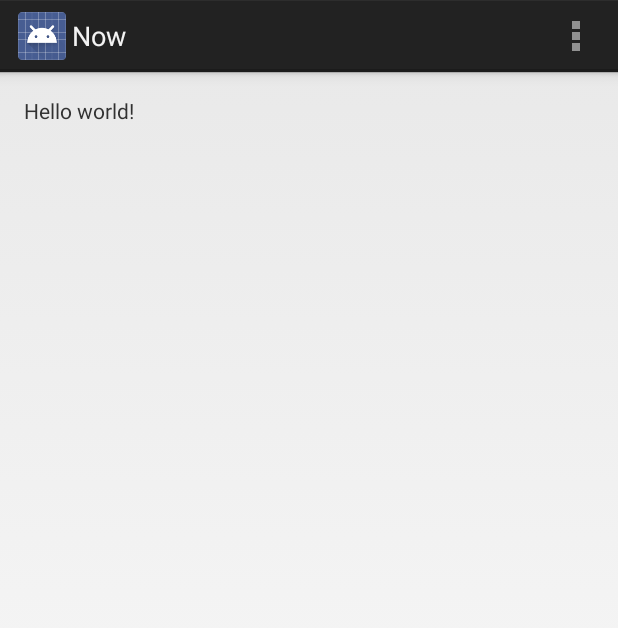
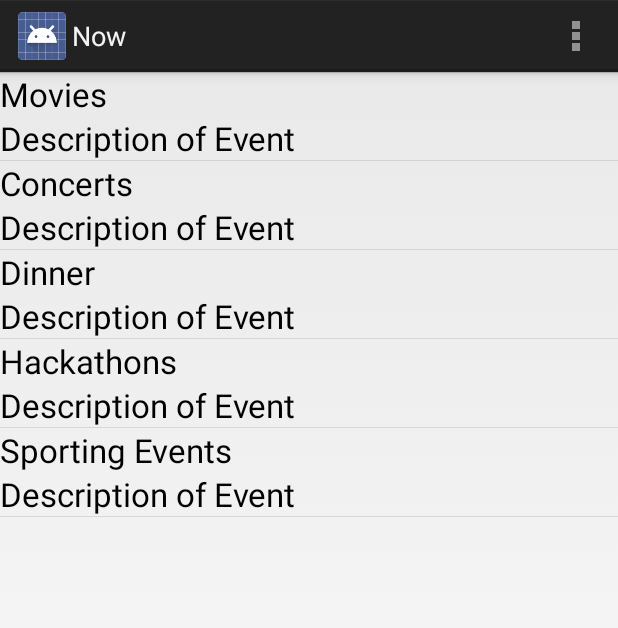
Before and after one commit to austinscchiang/leeway, an Android app: the screen it shows after launch (MainActivity), on a phone screen of 412 x 824 dp. Shown: the top 628 px of the screen. Run offline under Robolectric (Android 15) with nearby library versions, the phone set to English and light mode, and no system bars.

Commit message:
initial event list done

```diff
--- /dev/null
+++ b/app/src/main/java/com/ac/austin/now/EventType.java
@@ -0,0 +1,14 @@
+package com.ac.austin.now;
+
+/**
+ * Created by austinchiang on 2014-09-20.
+ */
+public class EventType {
+    public String _eventTypeName;
+    public int _imageId;
+
+    public EventType(String eventTypeName, int imageId){
+        _eventTypeName = eventTypeName;
+        _imageId = imageId;
+    }
+}
--- /dev/null
+++ b/app/src/main/java/com/ac/austin/now/EventTypeListAdapter.java
@@ -0,0 +1,42 @@
+package com.ac.austin.now;
+
+import android.app.Activity;
+import android.view.LayoutInflater;
+import android.view.View;
+import android.view.ViewGroup;
+import android.widget.ArrayAdapter;
+import android.widget.TextView;
+
+import java.util.ArrayList;
+
+/**
+ * Created by austinchiang on 2014-09-20.
+ */
+public class EventTypeListAdapter extends ArrayAdapter {
+    private LayoutInflater _inflater;
+    private int _layout;
+    private ArrayList<EventType> _entries;
+
+    private TextView _eventTypeTextView;
+
+    public EventTypeListAdapter(Activity a, int textViewResourceId, ArrayList<EventType> entries) {
+        super(a, textViewResourceId, entries);
+        _layout = textViewResourceId;
+        _entries = entries;
+        _inflater = LayoutInflater.from(a);
+    }
+
+    @Override
+    public View getView(int position, View convertView, ViewGroup parent) {
+        EventType eventType = _entries.get(position);
+        View v = null;
+        if (convertView != null) {
+            v = convertView;
+        } else {
+            v = _inflater.inflate(_layout, parent, false);
+        }
+        _eventTypeTextView = (TextView) v.findViewById(R.id.event_type_text);
+        _eventTypeTextView.setText(eventType._eventTypeName);
+        return v;
+    }
+}
--- a/app/src/main/java/com/ac/austin/now/MainActivity.java
+++ b/app/src/main/java/com/ac/austin/now/MainActivity.java
@@ -1,35 +1,90 @@
 package com.ac.austin.now;
 
+import java.util.ArrayList;
+import java.util.Arrays;
+
 import android.app.Activity;
+import android.content.Intent;
 import android.os.Bundle;
 import android.view.Menu;
 import android.view.MenuItem;
+import android.view.View;
+import android.widget.AdapterView;
+import android.widget.ListView;
 
+public class MainActivity extends Activity
+{
+    ArrayList<EventType> _eventTypeList = new ArrayList<EventType>();
 
-public class MainActivity extends Activity {
+    EventTypeListAdapter _adapter;
 
     @Override
-    protected void onCreate(Bundle savedInstanceState) {
+    protected void onCreate(Bundle savedInstanceState)
+    {
         super.onCreate(savedInstanceState);
         setContentView(R.layout.activity_main);
     }
 
+    @Override
+    public void onResume()
+    {
+        super.onResume();
+        ArrayList<String> _eventNameList = new ArrayList<String>(Arrays.asList("Movies", "Concerts", "Dinner", "Hackathons", "Sporting Events"));
+        ListView eventList = (ListView)findViewById(R.id.event_type_list);
+        _eventTypeList.clear();
+        for (int i = 0; i < _eventNameList.size(); i++) {
+            _eventTypeList.add(new EventType(_eventNameList.get(i), i));
+        }
+
+        _adapter = new EventTypeListAdapter(this, R.layout.event_type_list_item_layout, _eventTypeList);
+        eventList.setAdapter(_adapter);
+        eventList.setOnItemClickListener(new AdapterView.OnItemClickListener() {
+            @Override
+            public void onItemClick(AdapterView<?> parent, View view, int position, long id) {
+                Intent intent;
+                switch (position){
+//                    // movies
+//                    case 0:
+//                        intent = new Intent(getApplicationContext(), PickMovies.class);
+//                    // concerts
+//                    case 0:
+//                        intent = new Intent(getApplicationContext(), PickMovies.class);
+//                    // dining
+//                    case 0:
+//                        intent = new Intent(getApplicationContext(), PickMovies.class);
+//                    // hackathons
+//                    case 0:
+//                        intent = new Intent(getApplicationContext(), PickMovies.class);
+//                    // sporting event
+//                    case 0:
+//                        intent = new Intent(getApplicationContext(), PickMovies.class);
+
+
+                }
+            }
+        });
+
+
+
+    }
 
     @Override
-    public boolean onCreateOptionsMenu(Menu menu) {
+    public boolean onCreateOptionsMenu(Menu menu)
+    {
         // Inflate the menu; this adds items to the action bar if it is present.
         getMenuInflater().inflate(R.menu.main, menu);
         return true;
     }
 
     @Override
-    public boolean onOptionsItemSelected(MenuItem item) {
+    public boolean onOptionsItemSelected(MenuItem item)
+    {
         // Handle action bar item clicks here. The action bar will
         // automatically handle clicks on the Home/Up button, so long
         // as you specify a parent activity in AndroidManifest.xml.
         int id = item.getItemId();
 
-        //noinspection SimplifiableIfStatement
+        // noinspection SimplifiableIfStatement
         if (id == R.id.action_settings) {
             return true;
         }
--- a/app/src/main/res/layout/activity_main.xml
+++ b/app/src/main/res/layout/activity_main.xml
@@ -2,15 +2,15 @@
     xmlns:tools="http://schemas.android.com/tools"
     android:layout_width="match_parent"
     android:layout_height="match_parent"
-    android:paddingLeft="@dimen/activity_horizontal_margin"
-    android:paddingRight="@dimen/activity_horizontal_margin"
-    android:paddingTop="@dimen/activity_vertical_margin"
-    android:paddingBottom="@dimen/activity_vertical_margin"
     tools:context=".MainActivity">
 
-    <TextView
-        android:text="@string/hello_world"
-        android:layout_width="wrap_content"
-        android:layout_height="wrap_content" />
+
+    <ListView
+        android:id="@+id/event_type_list"
+        android:layout_width="match_parent"
+        android:layout_height="match_parent">
+
+
+    </ListView>
 
 </RelativeLayout>
--- /dev/null
+++ b/app/src/main/res/layout/event_type_list_item_layout.xml
@@ -0,0 +1,21 @@
+<?xml version="1.0" encoding="utf-8"?>
+
+<LinearLayout xmlns:android="http://schemas.android.com/apk/res/android"
+    android:orientation="vertical"
+    android:layout_width="match_parent"
+    android:layout_height="match_parent">
+    <TextView
+        android:layout_width="wrap_content"
+        android:layout_height="wrap_content"
+        android:textAppearance="?android:attr/textAppearanceLarge"
+        android:text="Large Text"
+        android:id="@+id/event_type_text" />
+
+    <TextView
+        android:layout_width="wrap_content"
+        android:layout_height="wrap_content"
+        android:textAppearance="?android:attr/textAppearanceLarge"
+        android:text="Description of Event"
+        android:id="@+id/desciption_text" />
+
+</LinearLayout>
```
